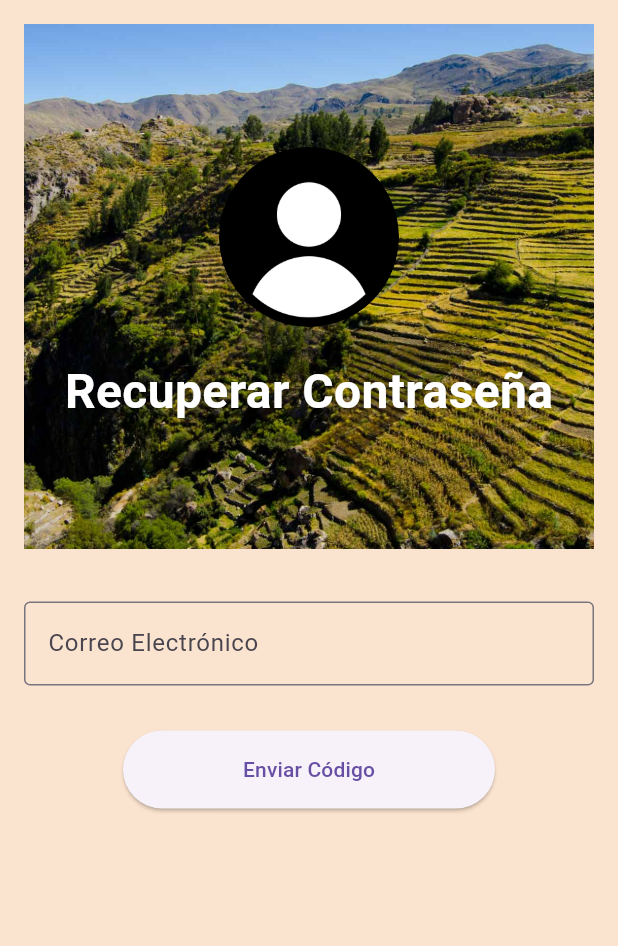
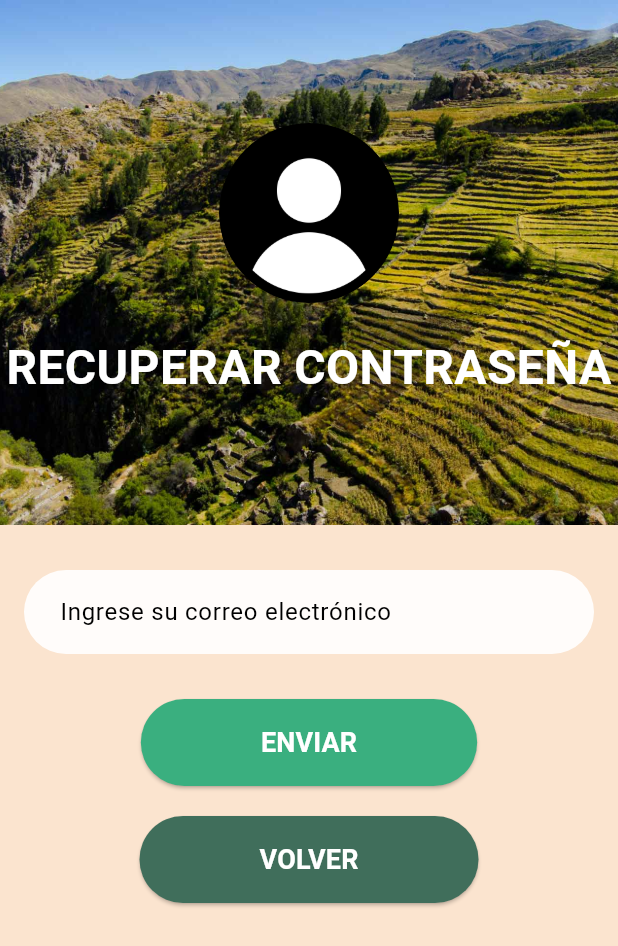
Before and after one commit to PreguntadosMoviles/TarataApp, a Flutter app: the SolicitarCorreoScreen screen opened directly, on a phone screen of 412 x 824 dp. Shown: the top 946 px of the screen. Run offline on Flutter 3.47's test engine with Material 3 defaults, Android fonts, the phone set to English and light mode, and no system bars; our stand-ins replace carousel_slider, cloud_firestore, connectivity_plus, firebase_auth, firebase_core, geolocator and 2 more; missing offline and left inert: flutter_polyline_points; accounts and stored records are empty.

Commit message:
correciones v2

```diff
--- a/lib/solicitar_correo.dart
+++ b/lib/solicitar_correo.dart
@@ -14,7 +14,6 @@ class _SolicitarCorreoScreenState extends State<SolicitarCorreoScreen> {
 
   Future<void> _sendPasswordResetEmail() async {
     try {
-      // Verificar si el correo existe en Firestore
       var userSnapshot = await FirebaseFirestore.instance
           .collection('users')
           .doc(_email)
@@ -99,13 +98,30 @@ class _SolicitarCorreoScreenState extends State<SolicitarCorreoScreen> {
     );
   }
 
+  Widget _buildTextField(String hintText, FormFieldValidator<String>? validator,
+      FormFieldSetter<String>? onSaved) {
+    return TextFormField(
+      decoration: InputDecoration(
+        hintText: hintText,
+        hintStyle: TextStyle(color: Colors.black),
+        filled: true,
+        fillColor: Colors.white.withOpacity(0.9),
+        border: OutlineInputBorder(
+          borderRadius: BorderRadius.circular(30),
+          borderSide: BorderSide.none,
+        ),
+        contentPadding: EdgeInsets.symmetric(horizontal: 20, vertical: 16),
+      ),
+      validator: validator,
+      onSaved: onSaved,
+    );
+  }
+
   @override
   Widget build(BuildContext context) {
     return Scaffold(
       backgroundColor: Color(0xFFFBE4CF),
       body: SingleChildScrollView(
-        child: Padding(
-          padding: const EdgeInsets.all(16.0),
         child: Column(
           children: [
             Container(
@@ -127,7 +143,8 @@ class _SolicitarCorreoScreenState extends State<SolicitarCorreoScreen> {
                   ),
                   SizedBox(height: 20),
                   Text(
-                      'Recuperar Contraseña',
+                    'RECUPERAR CONTRASEÑA',
+                    textAlign: TextAlign.center,
                     style: TextStyle(
                       fontSize: 32,
                       color: Colors.white,
@@ -137,18 +154,16 @@ class _SolicitarCorreoScreenState extends State<SolicitarCorreoScreen> {
                 ],
               ),
             ),
-              SizedBox(height: 35),
-              Form(
+            SizedBox(height: 30),
+            Padding(
+              padding: const EdgeInsets.symmetric(horizontal: 16.0),
+              child: Form(
                 key: _formKey,
                 child: Column(
                   children: [
-                    TextFormField(
-                      decoration: InputDecoration(
-                        labelText: 'Correo Electrónico',
-                        border: OutlineInputBorder(),
-                      ),
-                      keyboardType: TextInputType.emailAddress,
-                      validator: (value) {
+                    _buildTextField(
+                      'Ingrese su correo electrónico',
+                      (value) {
                         if (value == null || value.isEmpty) {
                           return 'Por favor ingrese su correo electrónico';
                         }
@@ -157,29 +172,63 @@ class _SolicitarCorreoScreenState extends State<SolicitarCorreoScreen> {
                         }
                         return null;
                       },
-                      onSaved: (value) => _email = value!,
+                      (value) {
+                        _email = value!;
+                      },
                     ),
                     SizedBox(height: 30),
                     ElevatedButton(
+                      style: ElevatedButton.styleFrom(
+                        backgroundColor: Color(0xFF3AAF7F),
+                        padding: EdgeInsets.symmetric(horizontal: 80, vertical: 16),
+                        shape: RoundedRectangleBorder(
+                          borderRadius: BorderRadius.circular(30),
+                        ),
+                      ),
                       onPressed: () {
                         if (_formKey.currentState!.validate()) {
                           _formKey.currentState!.save();
-                          _sendPasswordResetEmail(); // Enviar el correo
+                          _sendPasswordResetEmail();
                         }
                       },
-                      child: Text('Enviar Código'),
+                      child: Text(
+                        'ENVIAR',
+                        style: TextStyle(
+                          color: Colors.white,
+                          fontSize: 18,
+                          fontWeight: FontWeight.bold,
+                        ),
+                      ),
+                    ),
+                    SizedBox(height: 20),
+                    ElevatedButton(
                       style: ElevatedButton.styleFrom(
+                        backgroundColor: Color(0xFF406E5B),
                         padding: EdgeInsets.symmetric(horizontal: 80, vertical: 16),
                         shape: RoundedRectangleBorder(
                           borderRadius: BorderRadius.circular(30),
+                        ),
+                      ),
+                      onPressed: () {
+                        Navigator.pushReplacement(
+                          context,
+                          MaterialPageRoute(builder: (context) => LoginScreen()),
+                        );
+                      },
+                      child: Text(
+                        'VOLVER',
+                        style: TextStyle(
+                          color: Colors.white,
+                          fontSize: 18,
+                          fontWeight: FontWeight.bold,
                         ),
                       ),
                     ),
                   ],
                 ),
               ),
+            ),
           ],
-          ),
         ),
       ),
     );
--- a/pubspec.yaml
+++ b/pubspec.yaml
@@ -18,7 +18,7 @@ dependencies:
   firebase_core: ^3.8.0
   firebase_auth: ^5.3.3
   cloud_firestore: ^5.5.0
-  connectivity_plus: ^6.1.0
+  connectivity_plus: ^4.0.0
 
 dev_dependencies:
   flutter_test:
```
Also changed, not shown: lib/main.dart (+26 -7 lines). Lines whose indentation alone changed are shown as unchanged.
